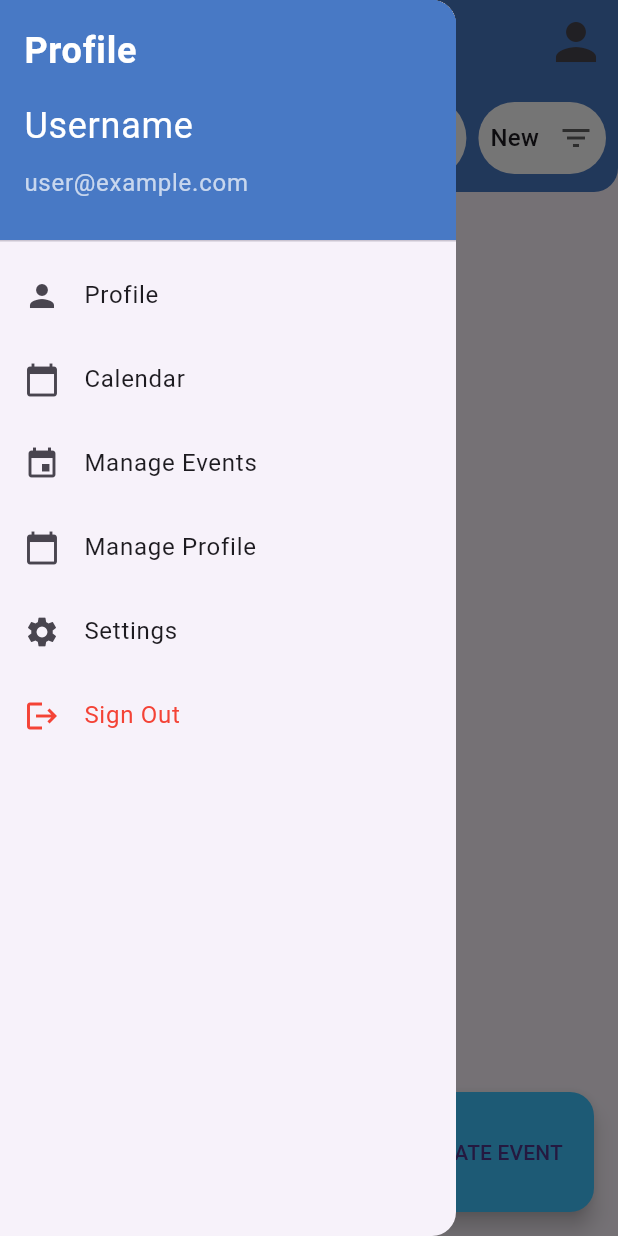
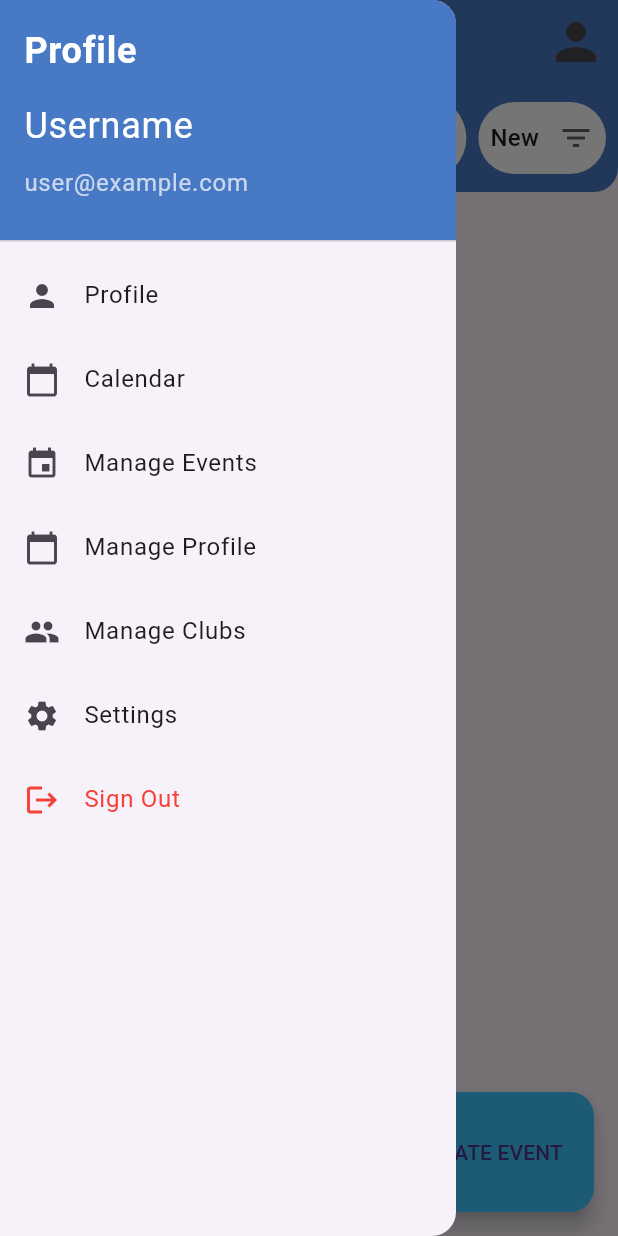
Before and after one commit to VoDangKhoa22CLC/T1_Repo, a Flutter app: the Home screen opened by its route, with the side drawer open, on a phone screen of 412 x 824 dp. Run offline on Flutter 3.47's test engine with Material 3 defaults, Android fonts, the phone set to English and light mode, and no system bars; our stand-ins replace auto_size_text, awesome_dialog, awesome_notifications, cloud_firestore, file_picker, firebase_auth and 8 more; accounts and stored records are empty.

Commit message:
Update home.dart
manage clubs button

```diff
--- a/src/lib/screen/home.dart
+++ b/src/lib/screen/home.dart
@@ -3,13 +3,13 @@ import 'package:lookout_dev/controller/event.dart';
 import 'package:lookout_dev/data/event_class.dart';
 import 'package:lookout_dev/screen/info_screen/calendar_screen.dart';
 import 'package:lookout_dev/screen/info_screen/club_profile.dart';
-import 'package:lookout_dev/screen/info_screen/setting.dart';
 import 'package:lookout_dev/screen/info_screen/user_screen.dart';
 import 'package:lookout_dev/controller/account.dart';
 import 'package:lookout_dev/screen/welcome.dart';
 import 'package:lookout_dev/screen/info_screen/event_create.dart';
 import 'package:provider/provider.dart';
 import 'package:lookout_dev/screen/info_screen/user_events_screen.dart';
+import 'package:lookout_dev/screen/info_screen/manage_clubs_screen.dart';
 
 import '../data/account_class.dart';
 import 'info_screen/profile_edit.dart';
@@ -78,7 +78,7 @@ class _HomeState extends State<Home> {
                 ),
                 child: const Column(
                   crossAxisAlignment: CrossAxisAlignment.start,
-                  children: const [
+                  children: [
                     Text(
                       'Profile',
                       style: TextStyle(
@@ -160,18 +160,24 @@ class _HomeState extends State<Home> {
                   },
                 ),
               ),
+              // New "Manage Clubs" button
               ListTile(
-                  leading: const Icon(Icons.settings),
-                  title: const Text('Settings'),
-                  onTap: () {
-                    Navigator.push(
-                      context,
-                      MaterialPageRoute(
-                        builder: (context) =>
-                            AccountSettingsScreen(user: _currentUser),
-                      ),
-                    );
-                  }),
+                leading: const Icon(Icons.group),
+                title: const Text('Manage Clubs'),
+                onTap: () {
+                  Navigator.push(
+                    context,
+                    MaterialPageRoute(
+                        builder: (context) => ManageClubsScreen()),
+                  );
+                },
+              ),
+              ListTile(
+                leading: const Icon(Icons.settings),
+                title: const Text('Settings'),
+                onTap: () =>
+                    Navigator.pushNamed(context, 'account_settings_screen'),
+              ),
               ListTile(
                 leading: const Icon(
                   Icons.logout,
```
